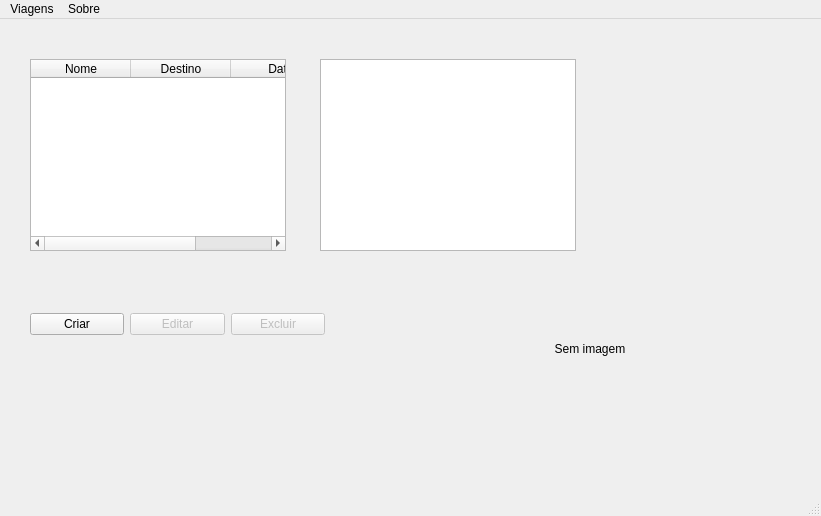
This is MotorPlanner/windowviagem.ui in daiogocrs/trabalhofinal-prog2 as Qt 5 draws it before an edit. The edited form follows.
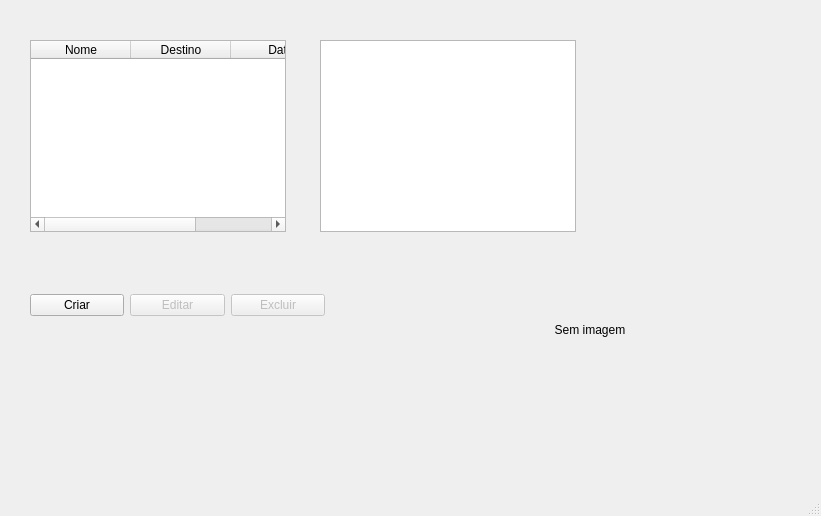
This is the edited form.

Commit message: menubar em código

What changed in the file:
```diff
--- a/MotorPlanner/windowviagem.ui
+++ b/MotorPlanner/windowviagem.ui
@@ -133,28 +133,6 @@
    </widget>
   </widget>
   <widget class="QStatusBar" name="statusbar"/>
-  <widget class="QMenuBar" name="menubar">
-   <property name="geometry">
-    <rect>
-     <x>0</x>
-     <y>0</y>
-     <width>821</width>
-     <height>26</height>
-    </rect>
-   </property>
-   <widget class="QMenu" name="menuViagens">
-    <property name="title">
-     <string>Viagens</string>
-    </property>
-   </widget>
-   <widget class="QMenu" name="menuSobre">
-    <property name="title">
-     <string>Sobre</string>
-    </property>
-   </widget>
-   <addaction name="menuViagens"/>
-   <addaction name="menuSobre"/>
-  </widget>
  </widget>
  <resources/>
  <connections/>
```
The commit also changes 1 other file.
